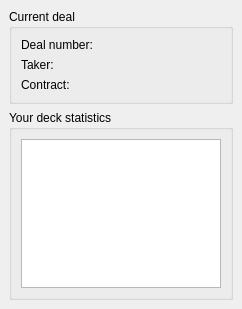
First picture: the form in src/client/InfosDockUI.ui, repository arabine/icl, before the edit.
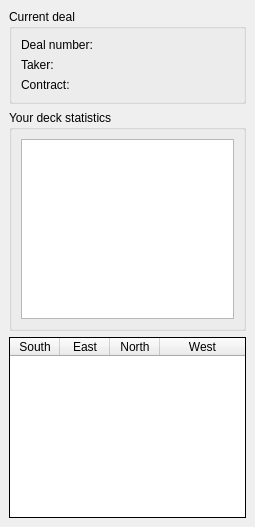
Second picture: the form after the edit.

Commit message: Merged two docks into one

Patch:
```diff
--- a/src/client/InfosDockUI.ui
+++ b/src/client/InfosDockUI.ui
@@ -6,8 +6,8 @@
    <rect>
     <x>0</x>
     <y>0</y>
-    <width>242</width>
-    <height>309</height>
+    <width>255</width>
+    <height>527</height>
    </rect>
   </property>
   <property name="windowTitle">
@@ -97,6 +97,72 @@
       </layout>
      </widget>
     </item>
+    <item row="2" column="0">
+     <widget class="QTableWidget" name="tableWidget">
+      <property name="enabled">
+       <bool>true</bool>
+      </property>
+      <property name="frameShape">
+       <enum>QFrame::Box</enum>
+      </property>
+      <property name="frameShadow">
+       <enum>QFrame::Plain</enum>
+      </property>
+      <property name="editTriggers">
+       <set>QAbstractItemView::NoEditTriggers</set>
+      </property>
+      <property name="selectionMode">
+       <enum>QAbstractItemView::SingleSelection</enum>
+      </property>
+      <property name="selectionBehavior">
+       <enum>QAbstractItemView::SelectRows</enum>
+      </property>
+      <property name="rowCount">
+       <number>0</number>
+      </property>
+      <attribute name="horizontalHeaderVisible">
+       <bool>true</bool>
+      </attribute>
+      <attribute name="horizontalHeaderDefaultSectionSize">
+       <number>50</number>
+      </attribute>
+      <attribute name="horizontalHeaderMinimumSectionSize">
+       <number>20</number>
+      </attribute>
+      <attribute name="horizontalHeaderShowSortIndicator" stdset="0">
+       <bool>false</bool>
+      </attribute>
+      <attribute name="horizontalHeaderStretchLastSection">
+       <bool>true</bool>
+      </attribute>
+      <attribute name="verticalHeaderDefaultSectionSize">
+       <number>20</number>
+      </attribute>
+      <attribute name="verticalHeaderMinimumSectionSize">
+       <number>20</number>
+      </attribute>
+      <column>
+       <property name="text">
+        <string>South</string>
+       </property>
+      </column>
+      <column>
+       <property name="text">
+        <string>East</string>
+       </property>
+      </column>
+      <column>
+       <property name="text">
+        <string>North</string>
+       </property>
+      </column>
+      <column>
+       <property name="text">
+        <string>West</string>
+       </property>
+      </column>
+     </widget>
+    </item>
    </layout>
   </widget>
  </widget>
```
The commit also changes 5 other files.
